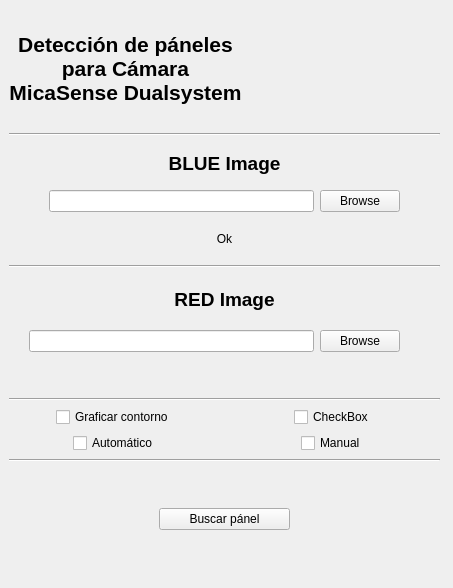
Above: GUI.ui from JovianPlanet/proAgro before the change. Below: the same form after it.
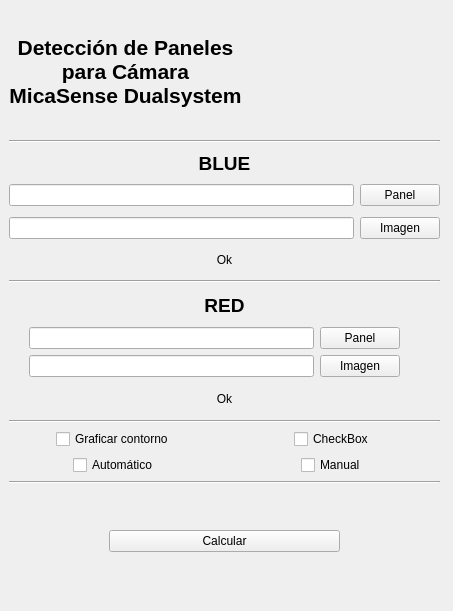
That is the form after the change. Icons and pictures are not drawn.

Commit message: Added image widgets to GUI

The edit to the form file:
```diff
--- a/GUI.ui
+++ b/GUI.ui
@@ -7,7 +7,7 @@
     <x>0</x>
     <y>0</y>
     <width>453</width>
-    <height>588</height>
+    <height>611</height>
    </rect>
   </property>
   <property name="windowTitle">
@@ -19,7 +19,7 @@
      <x>9</x>
      <y>9</y>
      <width>431</width>
-     <height>561</height>
+     <height>583</height>
     </rect>
    </property>
    <layout class="QVBoxLayout" name="verticalLayout">
@@ -35,7 +35,7 @@
          </font>
         </property>
         <property name="text">
-         <string>Detección de páneles
+         <string>Detección de Paneles
 para Cámara
 MicaSense Dualsystem</string>
         </property>
@@ -78,7 +78,7 @@
          </font>
         </property>
         <property name="text">
-         <string>BLUE Image</string>
+         <string>BLUE</string>
         </property>
         <property name="alignment">
          <set>Qt::AlignCenter</set>
@@ -88,47 +88,49 @@
       <item>
        <layout class="QHBoxLayout" name="horizontalLayout_2">
         <item>
-         <spacer name="horizontalSpacer_5">
-          <property name="orientation">
-           <enum>Qt::Horizontal</enum>
+         <widget class="QLineEdit" name="lineEdit_bluepanel">
+          <property name="inputMask">
+           <string/>
           </property>
-          <property name="sizeType">
-           <enum>QSizePolicy::Fixed</enum>
+         </widget>
+        </item>
+        <item>
+         <widget class="QPushButton" name="browse_bluepanel_button">
+          <property name="text">
+           <string>Panel</string>
           </property>
-          <property name="sizeHint" stdset="0">
-           <size>
-            <width>40</width>
-            <height>20</height>
-           </size>
-          </property>
-         </spacer>
+         </widget>
         </item>
+       </layout>
+      </item>
+      <item>
+       <spacer name="verticalSpacer_3">
+        <property name="orientation">
+         <enum>Qt::Vertical</enum>
+        </property>
+        <property name="sizeType">
+         <enum>QSizePolicy::Fixed</enum>
+        </property>
+        <property name="sizeHint" stdset="0">
+         <size>
+          <width>20</width>
+          <height>5</height>
+         </size>
+        </property>
+       </spacer>
+      </item>
+      <item>
+       <layout class="QHBoxLayout" name="horizontalLayout_5">
         <item>
-         <widget class="QLineEdit" name="lineEdit_blue"/>
+         <widget class="QLineEdit" name="lineEdit_blueimg"/>
         </item>
         <item>
-         <widget class="QPushButton" name="browse_blue_button">
+         <widget class="QPushButton" name="browse_blueimg_button">
           <property name="text">
-           <string>Browse</string>
+           <string>Imagen</string>
           </property>
          </widget>
         </item>
-        <item>
-         <spacer name="horizontalSpacer_6">
-          <property name="orientation">
-           <enum>Qt::Horizontal</enum>
-          </property>
-          <property name="sizeType">
-           <enum>QSizePolicy::Fixed</enum>
-          </property>
-          <property name="sizeHint" stdset="0">
-           <size>
-            <width>40</width>
-            <height>20</height>
-           </size>
-          </property>
-         </spacer>
-        </item>
        </layout>
       </item>
       <item>
@@ -226,7 +228,7 @@
          </font>
         </property>
         <property name="text">
-         <string>RED Image</string>
+         <string>RED</string>
         </property>
         <property name="alignment">
          <set>Qt::AlignCenter</set>
@@ -252,12 +254,19 @@
          </spacer>
         </item>
         <item>
-         <widget class="QLineEdit" name="lineEdit_red"/>
+         <widget class="QLineEdit" name="lineEdit_redpanel">
+          <property name="text">
+           <string extracomment="Introduzca ruta de panel Red"/>
+          </property>
+          <property name="maxLength">
+           <number>32767</number>
+          </property>
+         </widget>
         </item>
         <item>
          <widget class="QPushButton" name="browse_red_button">
           <property name="text">
-           <string>Browse</string>
+           <string>Panel</string>
           </property>
          </widget>
         </item>
@@ -280,20 +289,73 @@
        </layout>
       </item>
       <item>
-       <spacer name="verticalSpacer_3">
-        <property name="orientation">
-         <enum>Qt::Vertical</enum>
+       <layout class="QHBoxLayout" name="horizontalLayout_6">
+        <property name="spacing">
+         <number>6</number>
         </property>
-        <property name="sizeType">
-         <enum>QSizePolicy::Fixed</enum>
+        <property name="topMargin">
+         <number>0</number>
         </property>
-        <property name="sizeHint" stdset="0">
-         <size>
-          <width>20</width>
-          <height>40</height>
-         </size>
+        <item>
+         <spacer name="horizontalSpacer_5">
+          <property name="orientation">
+           <enum>Qt::Horizontal</enum>
+          </property>
+          <property name="sizeType">
+           <enum>QSizePolicy::Fixed</enum>
+          </property>
+          <property name="sizeHint" stdset="0">
+           <size>
+            <width>20</width>
+            <height>5</height>
+           </size>
+          </property>
+         </spacer>
+        </item>
+        <item>
+         <widget class="QLineEdit" name="lineEdit_redimg">
+          <property name="inputMask">
+           <string extracomment="Introduzca ruta de imagen Red"/>
+          </property>
+          <property name="text">
+           <string extracomment="Introduzca ruta de imagen Red"/>
+          </property>
+         </widget>
+        </item>
+        <item>
+         <widget class="QPushButton" name="browse_redimg_button">
+          <property name="text">
+           <string>Imagen</string>
+          </property>
+         </widget>
+        </item>
+        <item>
+         <spacer name="horizontalSpacer_6">
+          <property name="orientation">
+           <enum>Qt::Horizontal</enum>
+          </property>
+          <property name="sizeType">
+           <enum>QSizePolicy::Fixed</enum>
+          </property>
+          <property name="sizeHint" stdset="0">
+           <size>
+            <width>40</width>
+            <height>20</height>
+           </size>
+          </property>
+         </spacer>
+        </item>
+       </layout>
+      </item>
+      <item>
+       <widget class="QLabel" name="redok_label">
+        <property name="text">
+         <string>Ok</string>
         </property>
-       </spacer>
+        <property name="alignment">
+         <set>Qt::AlignCenter</set>
+        </property>
+       </widget>
       </item>
      </layout>
     </item>
@@ -379,7 +441,7 @@
           </property>
           <property name="sizeHint" stdset="0">
            <size>
-            <width>150</width>
+            <width>100</width>
             <height>20</height>
            </size>
           </property>
@@ -388,7 +450,7 @@
         <item>
          <widget class="QPushButton" name="search_button">
           <property name="text">
-           <string>Buscar pánel</string>
+           <string>Calcular</string>
           </property>
          </widget>
         </item>
@@ -402,7 +464,7 @@
           </property>
           <property name="sizeHint" stdset="0">
            <size>
-            <width>150</width>
+            <width>100</width>
             <height>20</height>
            </size>
           </property>
```
Left out of the diff: 6 changed lines with no effect on the pictures. The commit also changes 1 other file.
